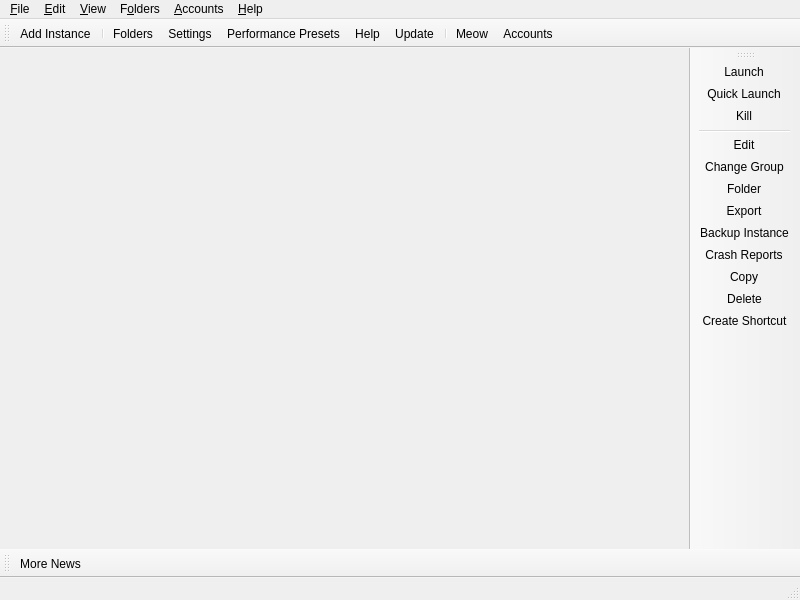
Above: launcher/ui/MainWindow.ui from corecommit/PollyMC-Continued before the change. Below: the same form after it.
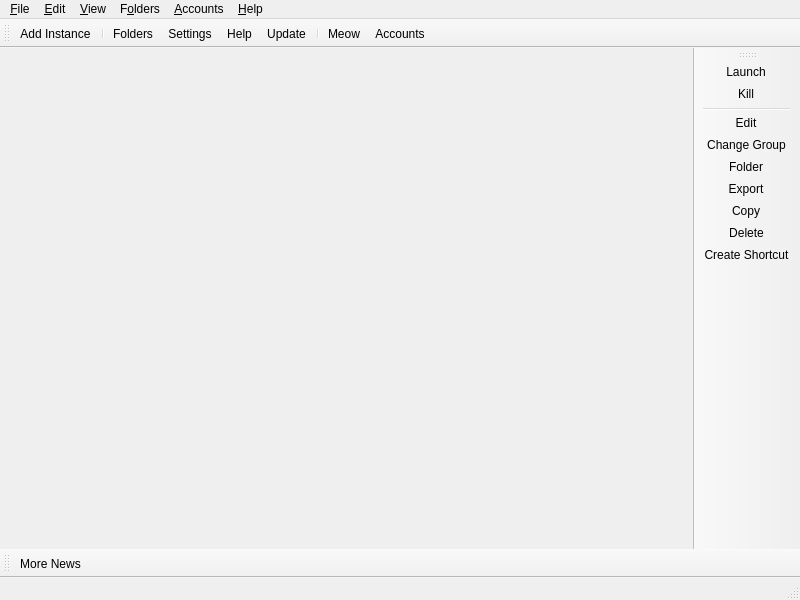
That is the form after the change. Icons and pictures are not drawn. Custom widgets are drawn as their Qt base class.

Commit message: Fix: revert MainWindow to working state, re-add news hiding, quick launch, memory monitor

Patch:
```diff
--- a/launcher/ui/MainWindow.ui
+++ b/launcher/ui/MainWindow.ui
@@ -53,7 +53,6 @@
    <addaction name="separator"/>
    <addaction name="actionFoldersButton"/>
    <addaction name="actionSettings"/>
-   <addaction name="actionPerformancePresets"/>
    <addaction name="actionHelpButton"/>
    <addaction name="actionCheckUpdate"/>
    <addaction name="separator"/>
@@ -116,15 +115,12 @@
     <bool>false</bool>
    </attribute>
    <addaction name="actionLaunchInstance"/>
-   <addaction name="actionQuickLaunch"/>
    <addaction name="actionKillInstance"/>
    <addaction name="separator"/>
    <addaction name="actionEditInstance"/>
    <addaction name="actionChangeInstGroup"/>
    <addaction name="actionViewSelectedInstFolder"/>
    <addaction name="actionExportInstance"/>
-   <addaction name="actionBackupInstance"/>
-   <addaction name="actionViewCrashReports"/>
    <addaction name="actionCopyInstance"/>
    <addaction name="actionDeleteInstance"/>
    <addaction name="actionCreateInstanceShortcut"/>
@@ -327,17 +323,6 @@
     <enum>QAction::PreferencesRole</enum>
    </property>
    </action>
-   <action name="actionPerformancePresets">
-    <property name="icon">
-      <iconset theme="performance"/>
-    </property>
-    <property name="text">
-     <string>&amp;Performance Presets</string>
-    </property>
-    <property name="toolTip">
-     <string>Quick memory presets for low-end PCs.</string>
-    </property>
-   </action>
    <action name="actionManageAccounts">
    <property name="icon">
     <iconset theme="accounts"/>
@@ -357,17 +342,6 @@
     <string>Launch the selected instance.</string>
    </property>
    </action>
-   <action name="actionQuickLaunch">
-    <property name="icon">
-      <iconset theme="quicklaunch"/>
-    </property>
-    <property name="text">
-     <string>&amp;Quick Launch</string>
-    </property>
-    <property name="toolTip">
-     <string>Launch the last played instance.</string>
-    </property>
-   </action>
    <action name="actionKillInstance">
    <property name="icon">
     <iconset theme="status-bad"/>
@@ -393,28 +367,6 @@
     <string>Rename the selected instance.</string>
     </property>
    </action>
-   <action name="actionBackupInstance">
-    <property name="icon">
-     <iconset theme="export"/>
-    </property>
-    <property name="text">
-     <string>&amp;Backup Instance</string>
-    </property>
-    <property name="toolTip">
-     <string>Backup the selected instance as a zip file.</string>
-    </property>
-   </action>
-   <action name="actionViewCrashReports">
-    <property name="icon">
-     <iconset theme="bug"/>
-    </property>
-    <property name="text">
-     <string>&amp;Crash Reports</string>
-    </property>
-    <property name="toolTip">
-     <string>Open the crash reports folder for the selected instance.</string>
-    </property>
-   </action>
    <action name="actionChangeInstGroup">
    <property name="icon">
     <iconset theme="tag"/>
```
Left out of the diff: 1 changed line with no effect on the pictures. Lines whose indentation alone changed are shown as unchanged. The commit also changes 9 other files.
